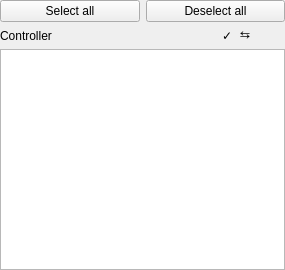
First picture: the form in DeviceList.ui, repository DLdota/OpenRGBEffectsPlugin, before the edit.
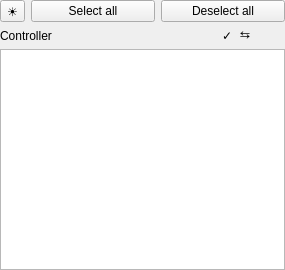
Second picture: the form after the edit.

Commit message: Create button for devices brightness sliders

What changed in the file:
```diff
--- a/DeviceList.ui
+++ b/DeviceList.ui
@@ -26,21 +26,34 @@
    <property name="bottomMargin">
     <number>0</number>
    </property>
-   <item row="0" column="0">
+   <item row="0" column="1">
     <widget class="QPushButton" name="select_all">
      <property name="text">
       <string>Select all</string>
      </property>
     </widget>
    </item>
-   <item row="0" column="1">
+   <item row="0" column="2">
     <widget class="QPushButton" name="deselect_all">
      <property name="text">
       <string>Deselect all</string>
      </property>
     </widget>
    </item>
-   <item row="1" column="0" colspan="2">
+   <item row="0" column="0">
+    <widget class="QToolButton" name="toggle_brightness">
+     <property name="toolTip">
+      <string>Toggle brightness sliders</string>
+     </property>
+     <property name="text">
+      <string>☀</string>
+     </property>
+    </widget>
+   </item>
+   <item row="2" column="0" colspan="3">
+    <widget class="QTableWidget" name="devices"/>
+   </item>
+   <item row="1" column="0" colspan="3">
     <layout class="QHBoxLayout" name="info_layout" stretch="10,0,0">
      <property name="rightMargin">
       <number>34</number>
@@ -74,9 +87,6 @@
      </item>
     </layout>
    </item>
-   <item row="2" column="0" colspan="2">
-    <widget class="QTableWidget" name="devices"/>
-   </item>
   </layout>
  </widget>
  <resources/>
```
The commit also changes 6 other files.
